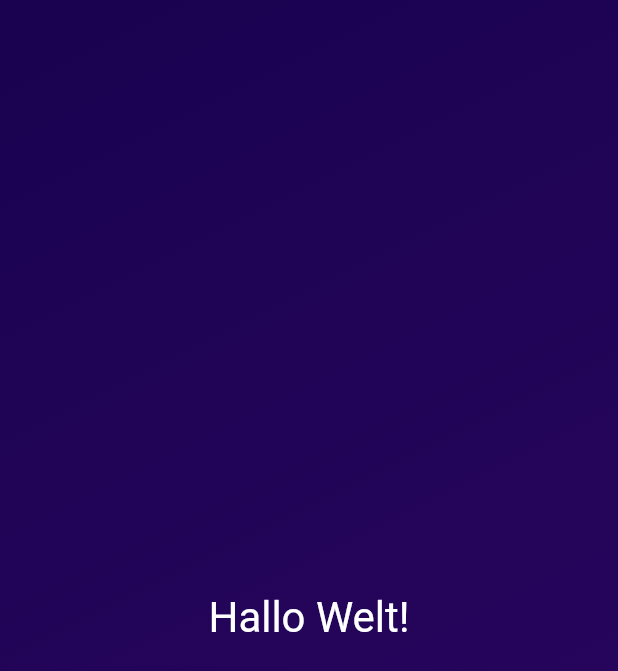
After one commit to apdata/Learn.flutter.roll_dice_app, a Flutter app: the screen it shows after launch, on a phone screen of 412 x 824 dp. The commit adds this screen. Shown: the top 671 px of the screen. Run offline on Flutter 3.47's test engine with Material 2 defaults, Android fonts, the phone set to English and light mode, and no system bars.

Commit message:
StyledText erstellen

```diff
--- /dev/null
+++ b/lib/gradient_container.dart
@@ -0,0 +1,32 @@
+import 'package:flutter/material.dart';
+
+// Dateiname immer Bezeichnungen mit _ und die Klassen darin ohne _
+
+class GradientContainer extends StatelessWidget {
+  const GradientContainer({super.key});
+
+  @override
+  Widget build(context) {
+    return Container(
+      decoration: const BoxDecoration(
+        gradient: LinearGradient(
+          colors: [
+            Color.fromARGB(255, 26, 2, 80),
+            Color.fromARGB(255, 45, 7, 98),
+          ],
+          begin: Alignment.topLeft,
+          end: Alignment.bottomRight,
+        ),
+      ),
+      child: const Center(
+        child: Text(
+          'Hallo Welt!',
+          style: TextStyle(
+            color: Colors.white,
+            fontSize: 28,
+          ),
+        ),
+      ),
+    );
+  }
+}
```
Also changed, not shown: lib/main.dart (+3 -22 lines), lib/styled_text.dart (added, +16 -0 lines).
